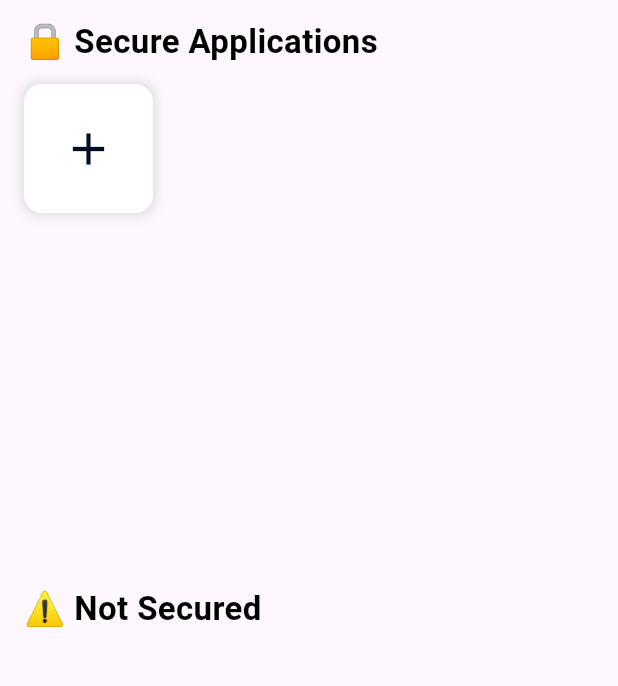
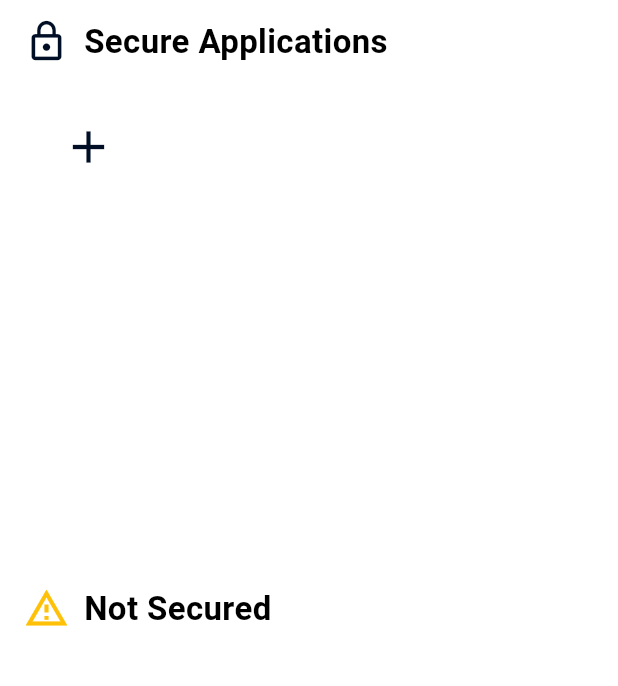
Before and after one commit to prayashjungkhadka2005/bbl-ios, a Flutter app: the screen it shows after launch, on a phone screen of 412 x 824 dp, the part 84-770 px from its top. Run offline on Flutter 3.47's test engine with Material 3 defaults, Android fonts, the phone set to English and light mode, and no system bars; our stand-ins replace country_picker, email_validator, flutter_otp_text_field, flutter_svg, local_auth, permission_handler; missing offline and left inert: device_apps; project files that could hold a hidden picture were left out.

Commit message:
enhanced styles of AppScreen.dart

```diff
--- a/lib/AppsScreen.dart
+++ b/lib/AppsScreen.dart
@@ -196,6 +196,7 @@ class _AppsScreenState extends State<AppsScreen> {
   @override
   Widget build(BuildContext context) {
     return Scaffold(
+      backgroundColor: Colors.white, // Set background color to white
       appBar: AppBar(
         title: Row(
           children: [
@@ -220,9 +221,20 @@ class _AppsScreenState extends State<AppsScreen> {
               child: Column(
                 crossAxisAlignment: CrossAxisAlignment.start,
                 children: [
-                  Text(
-                    '🔒 Secure Applications',
-                    style: TextStyle(fontSize: 22, fontWeight: FontWeight.bold),
+                  Row(
+                    children: [
+                      Icon(
+                        Icons.lock_outline,
+                        size: 30,
+                        color: Color(0xFF000E26),
+                      ),
+                      SizedBox(width: 10),
+                      Text(
+                        'Secure Applications',
+                        style: TextStyle(
+                            fontSize: 22, fontWeight: FontWeight.bold),
+                      ),
+                    ],
                   ),
                   SizedBox(height: 12),
                   Expanded(
@@ -238,15 +250,9 @@ class _AppsScreenState extends State<AppsScreen> {
                             onTap: _showAddAppDialog,
                             child: Container(
                               decoration: BoxDecoration(
-                                color: Colors.white,
+                                color: Colors.white, // Set background to white
                                 borderRadius: BorderRadius.circular(12),
-                                boxShadow: [
-                                  BoxShadow(
-                                    color: Colors.grey.withOpacity(0.3),
-                                    spreadRadius: 2,
-                                    blurRadius: 6,
-                                  ),
-                                ],
+                                boxShadow: [], // Removed box shadow
                               ),
                               child: Center(
                                 child: Icon(
@@ -263,15 +269,9 @@ class _AppsScreenState extends State<AppsScreen> {
                             onTap: () => _removeAppFromSecured(app),
                             child: Container(
                               decoration: BoxDecoration(
-                                color: Colors.white,
+                                color: Colors.white, // Set background to white
                                 borderRadius: BorderRadius.circular(12),
-                                boxShadow: [
-                                  BoxShadow(
-                                    color: Colors.grey.withOpacity(0.3),
-                                    spreadRadius: 2,
-                                    blurRadius: 6,
-                                  ),
-                                ],
+                                boxShadow: [], // Removed box shadow
                               ),
                               child: Column(
                                 mainAxisAlignment: MainAxisAlignment.center,
@@ -305,9 +305,20 @@ class _AppsScreenState extends State<AppsScreen> {
                     ),
                   ),
                   SizedBox(height: 12),
-                  Text(
-                    '⚠️ Not Secured',
-                    style: TextStyle(fontSize: 22, fontWeight: FontWeight.bold),
+                  Row(
+                    children: [
+                      Icon(
+                        Icons.warning_amber_outlined,
+                        size: 30,
+                        color: Colors.amber,
+                      ),
+                      SizedBox(width: 10),
+                      Text(
+                        'Not Secured',
+                        style: TextStyle(
+                            fontSize: 22, fontWeight: FontWeight.bold),
+                      ),
+                    ],
                   ),
                   SizedBox(height: 12),
                   Expanded(
@@ -316,14 +327,16 @@ class _AppsScreenState extends State<AppsScreen> {
                       itemBuilder: (context, index) {
                         Application app = getNotSecuredApps()[index];
                         return Card(
-                          elevation: 4,
+                          elevation: 2, // Reduced elevation
                           margin: EdgeInsets.symmetric(vertical: 4),
+                          color: Colors.grey[200], // Set card color to grey
                           child: ListTile(
                             leading: app is ApplicationWithIcon
                                 ? Image.memory(app.icon, width: 40, height: 40)
                                 : Icon(Icons.android, size: 40),
                             title: Text(app.appName),
-                            trailing: Icon(Icons.lock_outline),
+                            trailing: Icon(
+                                Icons.lock_open), // Changed to unlocked icon
                             onTap: () => _addNewApp(app),
                           ),
                         );
```
Also changed, not shown: lib/services.dart (+5 -3 lines).
